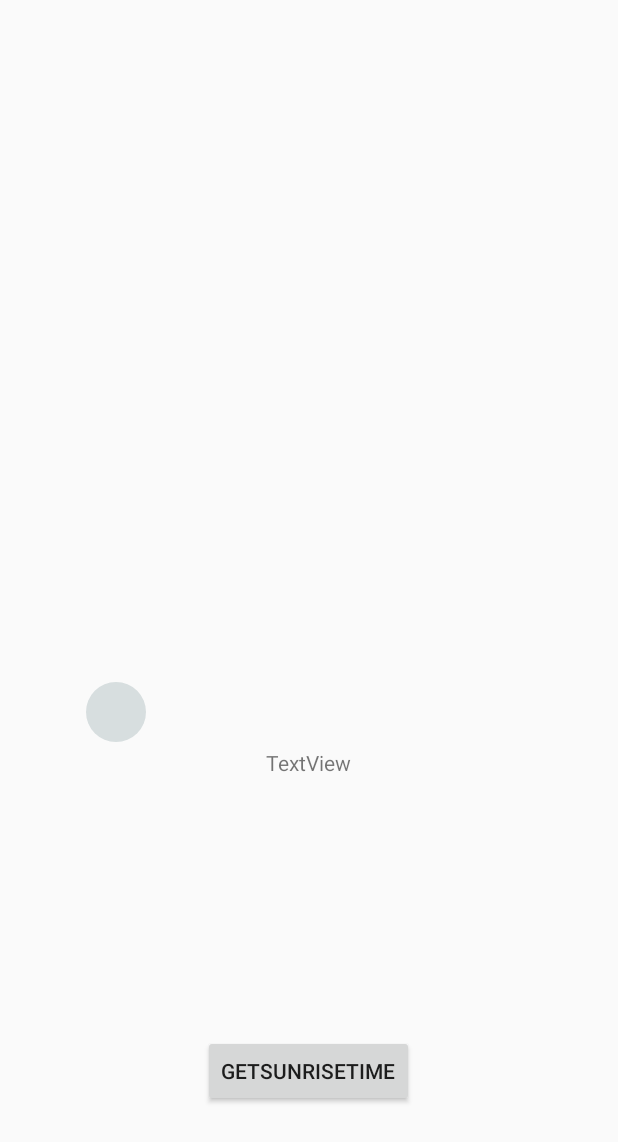
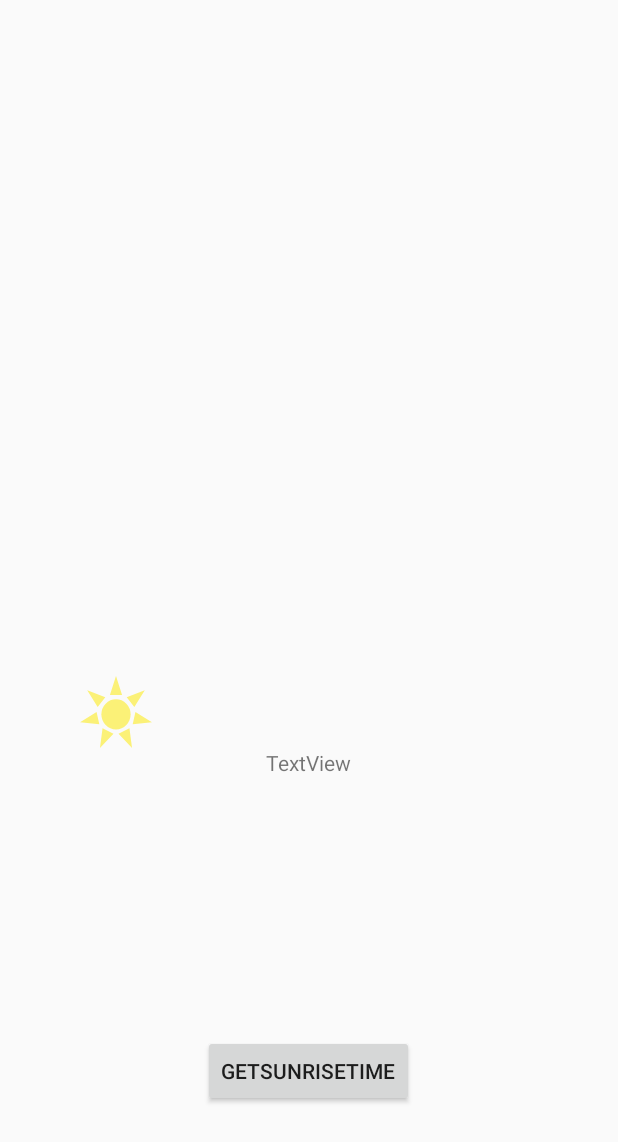
Before and after one commit to signalcat/SmartSunLamp, an Android app: the layout activity_sun.xml on its own in the app's theme, with its tools: preview values and no code run, on a phone screen of 412 x 824 dp. Shown: the top 1142 px of the screen. Run offline under Robolectric (Android 15) with nearby library versions, the phone set to English and light mode, and no system bars.

Commit message:
Change sun shape

```diff
--- a/app/src/main/java/signalcat/github/com/smartsunlamp/SunActivity.java
+++ b/app/src/main/java/signalcat/github/com/smartsunlamp/SunActivity.java
@@ -9,6 +9,7 @@ import android.graphics.drawable.shapes.OvalShape;
 import android.os.Build;
 import android.os.Bundle;
 import android.support.v7.app.AppCompatActivity;
+import android.util.Log;
 import android.view.View;
 import android.widget.Button;
 import android.widget.ImageView;
--- /dev/null
+++ b/app/src/main/res/drawable/ic_sun.xml
@@ -0,0 +1,9 @@
+<vector android:height="48dp" android:viewportHeight="62.0"
+    android:viewportWidth="64.0" android:width="48dp" xmlns:android="http://schemas.android.com/apk/res/android">
+    <path android:fillColor="#FBF177" android:fillType="evenOdd"
+        android:pathData="M32,33m-13,0a13,13 0,1 1,26 0a13,13 0,1 1,-26 0"
+        android:strokeColor="#00000000" android:strokeWidth="1"/>
+    <path android:fillColor="#FBF177" android:fillType="evenOdd"
+        android:pathData="M32,0L37.4,16.31L26.6,16.31L32,0ZM57.59,12.24L48.31,26.7L41.51,18.3L57.59,12.24ZM63.95,39.9L46.84,41.5L49.27,30.97L63.95,39.9ZM46.26,62L34.25,49.71L43.96,44.97L46.26,62ZM17.74,62L20.04,44.97L29.75,49.71L17.74,62ZM0.05,39.9L14.73,30.97L17.16,41.5L0.05,39.9ZM6.41,12.24L22.49,18.3L15.69,26.7L6.41,12.24Z"
+        android:strokeColor="#00000000" android:strokeWidth="1"/>
+</vector>
--- a/app/src/main/res/layout/activity_sun.xml
+++ b/app/src/main/res/layout/activity_sun.xml
@@ -15,7 +15,7 @@
         android:layout_marginRight="34dp"
         android:layout_toLeftOf="@+id/btn_getSunTime"
         android:layout_toStartOf="@+id/btn_getSunTime"
-        android:src="@drawable/ic_seekbar_thumb" />
+        android:src="@drawable/ic_sun" />
 
     <Button
         android:id="@+id/btn_getSunTime"
```
Also changed, not shown: 1 other file.
